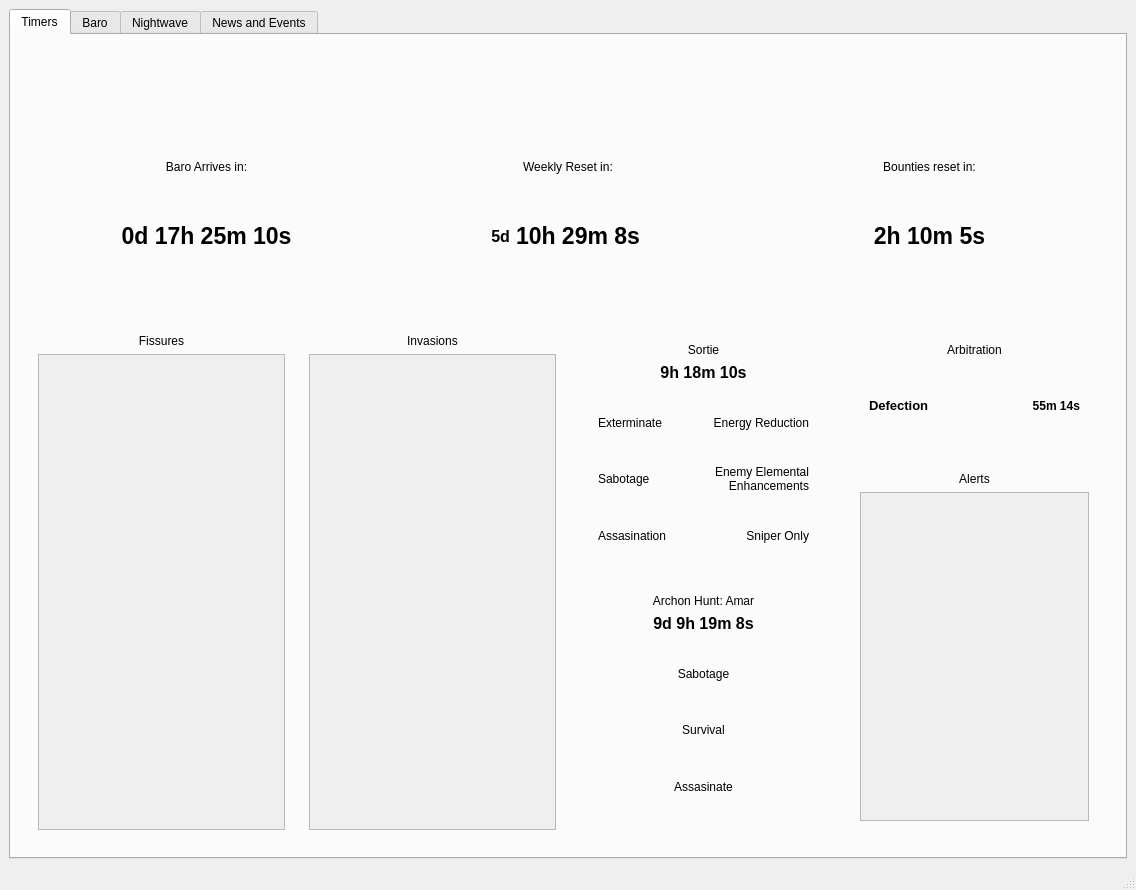
The window that gui_base.ui (mahmed2000/wf-worldstate) describes before a commit, drawn with Qt 5.
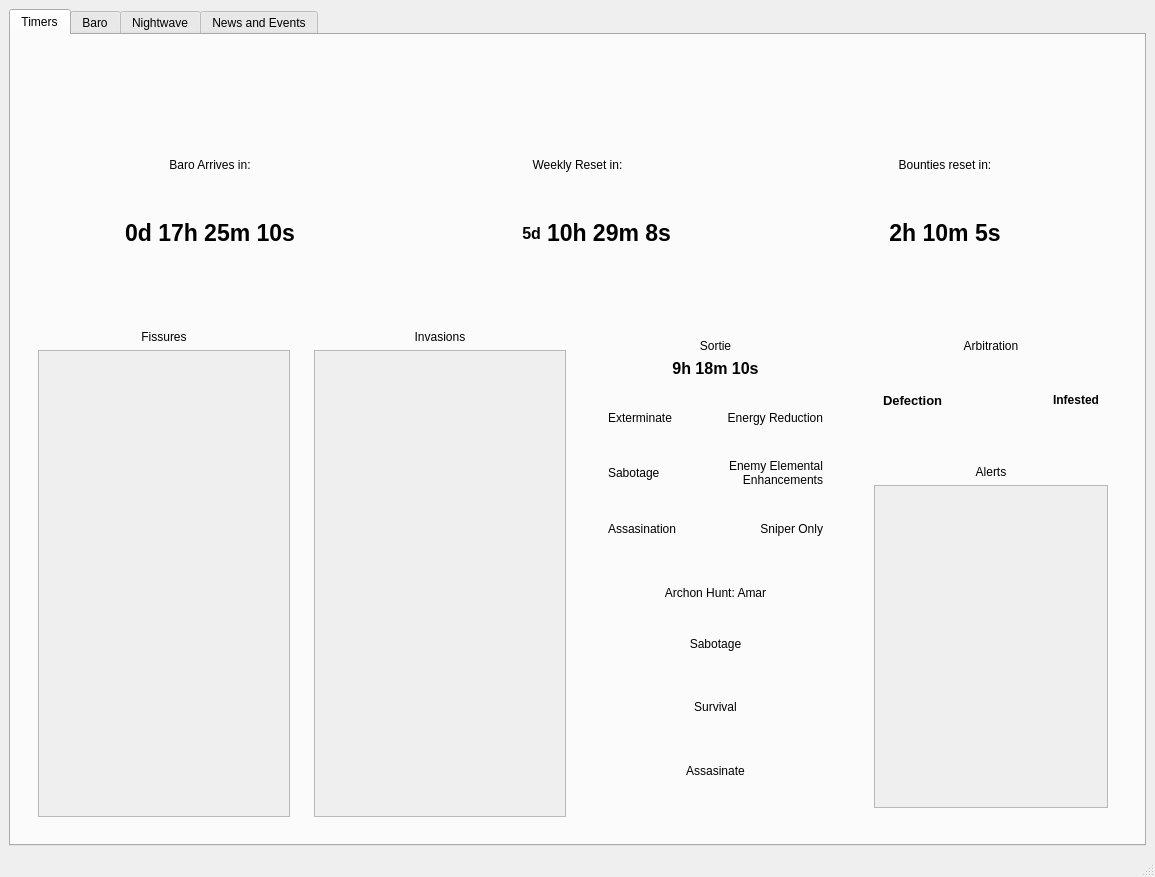
The same window after the commit. The open tabs and pages were chosen to show the change. Custom widgets are drawn as their Qt base class.

```diff
--- a/gui_base.ui
+++ b/gui_base.ui
@@ -6,8 +6,8 @@
    <rect>
     <x>0</x>
     <y>0</y>
-    <width>1136</width>
-    <height>890</height>
+    <width>1155</width>
+    <height>877</height>
    </rect>
   </property>
   <property name="windowTitle">
@@ -91,7 +91,7 @@
                <widget class="QLabel" name="WeeklyResetTimeDayStr">
                 <property name="sizePolicy">
                  <sizepolicy hsizetype="Preferred" vsizetype="Preferred">
-                  <horstretch>1</horstretch>
+                  <horstretch>2</horstretch>
                   <verstretch>0</verstretch>
                  </sizepolicy>
                 </property>
@@ -114,7 +114,7 @@
                <widget class="QLabel" name="WeeklyResetTimeStr">
                 <property name="sizePolicy">
                  <sizepolicy hsizetype="Preferred" vsizetype="Preferred">
-                  <horstretch>2</horstretch>
+                  <horstretch>3</horstretch>
                   <verstretch>0</verstretch>
                  </sizepolicy>
                 </property>
@@ -223,8 +223,8 @@
                   <rect>
                    <x>0</x>
                    <y>0</y>
-                   <width>240</width>
-                   <height>457</height>
+                   <width>244</width>
+                   <height>449</height>
                   </rect>
                  </property>
                  <layout class="QVBoxLayout" name="verticalLayout_6">
@@ -281,8 +281,8 @@
                   <rect>
                    <x>0</x>
                    <y>0</y>
-                   <width>239</width>
-                   <height>457</height>
+                   <width>245</width>
+                   <height>449</height>
                   </rect>
                  </property>
                  <layout class="QVBoxLayout" name="verticalLayout_8">
@@ -452,23 +452,6 @@
                    </property>
                   </widget>
                  </item>
-                 <item>
-                  <widget class="QLabel" name="ArchonHuntTimer">
-                   <property name="font">
-                    <font>
-                     <pointsize>12</pointsize>
-                     <weight>75</weight>
-                     <bold>true</bold>
-                    </font>
-                   </property>
-                   <property name="text">
-                    <string>9d 9h 19m 8s</string>
-                   </property>
-                   <property name="alignment">
-                    <set>Qt::AlignCenter</set>
-                   </property>
-                  </widget>
-                 </item>
                  <item>
                   <widget class="QWidget" name="widget_2" native="true">
                    <property name="sizePolicy">
@@ -586,7 +569,7 @@
                         </font>
                        </property>
                        <property name="text">
-                        <string>55m 14s</string>
+                        <string>Infested</string>
                        </property>
                        <property name="alignment">
                         <set>Qt::AlignRight|Qt::AlignTrailing|Qt::AlignVCenter</set>
@@ -629,8 +612,8 @@
                      <rect>
                       <x>0</x>
                       <y>0</y>
-                      <width>221</width>
-                      <height>313</height>
+                      <width>226</width>
+                      <height>307</height>
                      </rect>
                     </property>
                     <layout class="QVBoxLayout" name="verticalLayout_16">
```
Left out of the diff: 14 changed lines with no effect on the pictures.
